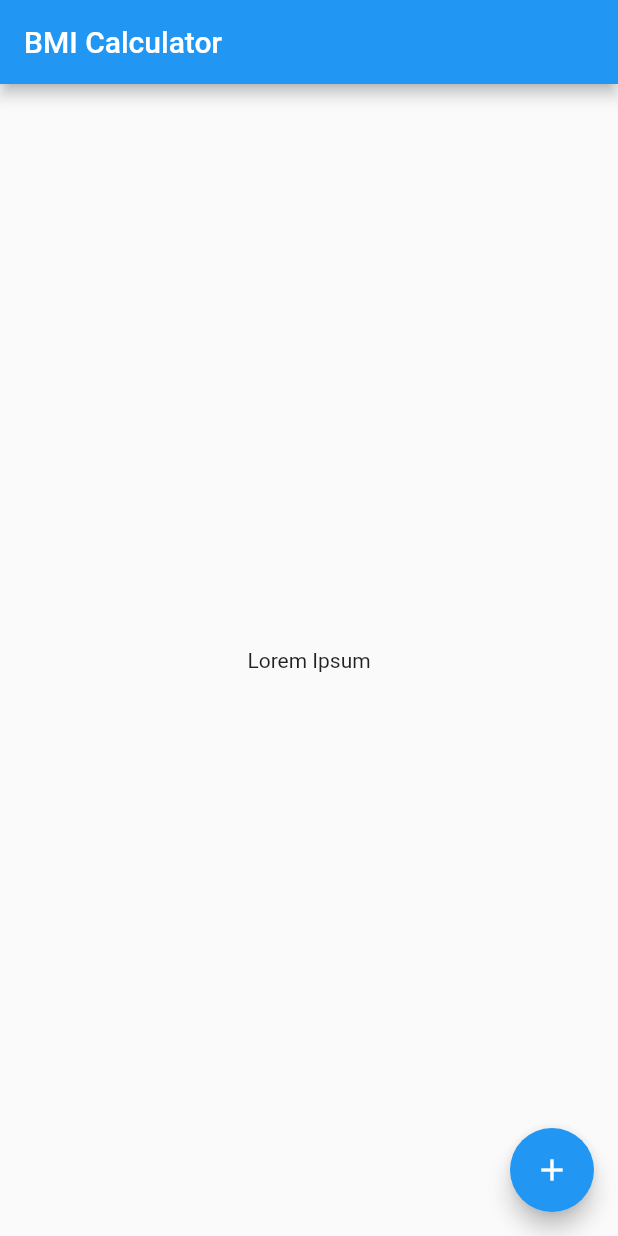
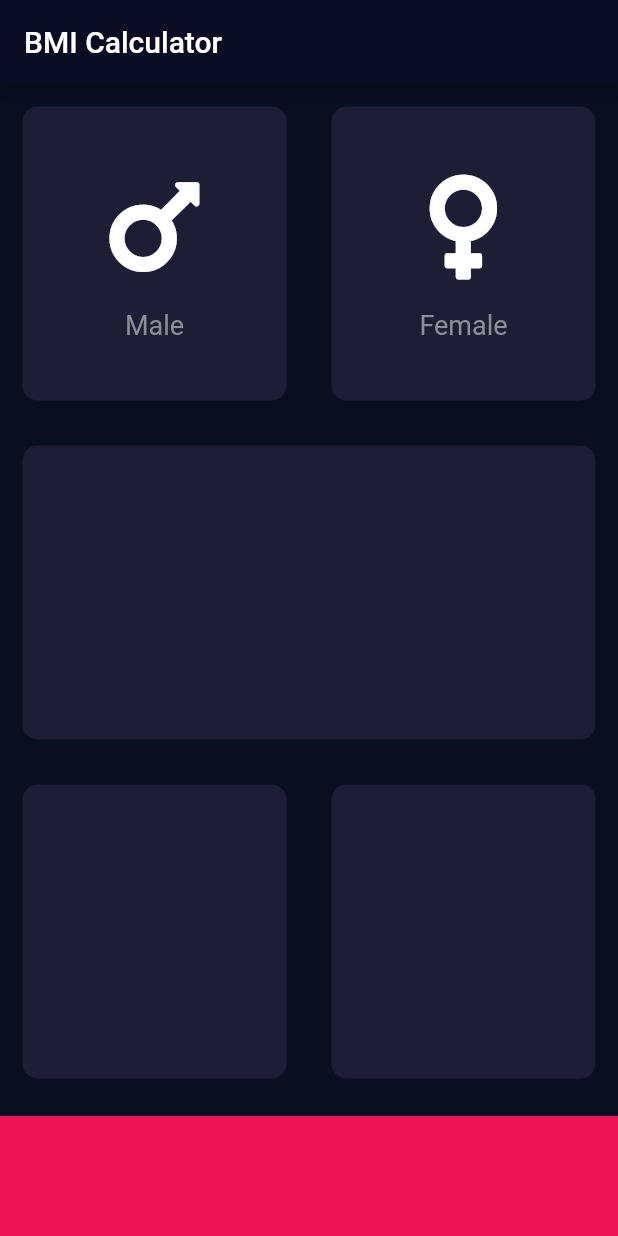
Before and after one commit to tmKamal/flutter-bmi-calculator, a Flutter app: the screen it shows after launch, on a phone screen of 412 x 824 dp. Run offline on Flutter 3.47's test engine with Material 2 defaults, Android fonts, the phone set to English and light mode, and no system bars; our stand-ins replace font_awesome_flutter.

```diff
--- /dev/null
+++ b/lib/input_page.dart
@@ -0,0 +1,78 @@
+import 'package:flutter/material.dart';
+import 'package:font_awesome_flutter/font_awesome_flutter.dart';
+import 'reusable_card.dart';
+import 'reusable_card_body.dart';
+
+const bottomContainerHeight = 80.0;
+const activeCardColor = Color(0xFF1D1E33);
+const bottomBtnPinkishColor = Color(0xFFEB1555);
+
+class InputPage extends StatefulWidget {
+  @override
+  _InputPageState createState() => _InputPageState();
+}
+
+class _InputPageState extends State<InputPage> {
+  @override
+  Widget build(BuildContext context) {
+    return Scaffold(
+      appBar: AppBar(
+        title: Text('BMI Calculator'),
+      ),
+      body: Column(
+        children: [
+          Expanded(
+            child: Row(
+              children: [
+                Expanded(
+                  child: ReusableCard(
+                    bgColour: activeCardColor,
+                    cardChild: ReusableCardBody(
+                      cardBodyIcon: FontAwesomeIcons.mars,
+                      cardBodyText: 'Male',
+                    ),
+                  ),
+                ),
+                Expanded(
+                  child: ReusableCard(
+                    bgColour: activeCardColor,
+                    cardChild: ReusableCardBody(
+                        cardBodyText: 'Female',
+                        cardBodyIcon: FontAwesomeIcons.venus),
+                  ),
+                ),
+              ],
+            ),
+          ),
+          Expanded(
+            child: ReusableCard(
+              bgColour: activeCardColor,
+            ),
+          ),
+          Expanded(
+            child: Row(
+              children: [
+                Expanded(
+                  child: ReusableCard(
+                    bgColour: activeCardColor,
+                  ),
+                ),
+                Expanded(
+                  child: ReusableCard(
+                    bgColour: activeCardColor,
+                  ),
+                )
+              ],
+            ),
+          ),
+          Container(
+            color: bottomBtnPinkishColor,
+            width: double.infinity,
+            height: 80.0,
+            margin: EdgeInsets.only(top: 10.0),
+          )
+        ],
+      ),
+    );
+  }
+}
--- a/lib/main.dart
+++ b/lib/main.dart
@@ -1,4 +1,5 @@
 import 'package:flutter/material.dart';
+import 'input_page.dart';
 
 void main() {
   runApp(BMICalculator());
@@ -8,29 +9,9 @@ class BMICalculator extends StatelessWidget {
   @override
   Widget build(BuildContext context) {
     return MaterialApp(
-      home: InputPage(),
-    );
+        home: InputPage(),
+        theme: ThemeData.dark().copyWith(
+            scaffoldBackgroundColor: Color(0xFF0A0E21),
+            primaryColor: Color(0xFF0A0D22)));
   }
 }
-
-class InputPage extends StatefulWidget {
-  @override
-  _InputPageState createState() => _InputPageState();
-}
-
-class _InputPageState extends State<InputPage> {
-  @override
-  Widget build(BuildContext context) {
-    return Scaffold(
-      appBar: AppBar(
-        title: Text('BMI Calculator'),
-      ),
-      body: Center(
-        child: Text('Lorem Ipsum'),
-      ),
-      floatingActionButton: FloatingActionButton(
-        child: Icon(Icons.add),
-      ),
-    );
-  }
-}
--- /dev/null
+++ b/lib/reusable_card.dart
@@ -0,0 +1,17 @@
+import 'package:flutter/material.dart';
+
+class ReusableCard extends StatelessWidget {
+  final Color bgColour;
+  final Widget cardChild;
+  ReusableCard({@required this.bgColour, this.cardChild}); //constructor
+
+  @override
+  Widget build(BuildContext context) {
+    return Container(
+      child: cardChild,
+      margin: EdgeInsets.all(15.0),
+      decoration: BoxDecoration(
+          color: bgColour, borderRadius: BorderRadius.circular(10.0)),
+    );
+  }
+}
--- /dev/null
+++ b/lib/reusable_card_body.dart
@@ -0,0 +1,29 @@
+import 'package:flutter/material.dart';
+
+const cardBodyTextColor = Color(0xFF8D8E98);
+
+class ReusableCardBody extends StatelessWidget {
+  final String cardBodyText;
+  final IconData cardBodyIcon;
+  ReusableCardBody({@required this.cardBodyText, @required this.cardBodyIcon});
+
+  @override
+  Widget build(BuildContext context) {
+    return Column(
+      mainAxisAlignment: MainAxisAlignment.center,
+      children: [
+        Icon(
+          cardBodyIcon,
+          size: 80.0,
+        ),
+        SizedBox(
+          height: 15.0,
+        ),
+        Text(
+          cardBodyText,
+          style: TextStyle(color: cardBodyTextColor, fontSize: 18.0),
+        )
+      ],
+    );
+  }
+}
--- a/pubspec.yaml
+++ b/pubspec.yaml
@@ -28,6 +28,7 @@ dependencies:
   # The following adds the Cupertino Icons font to your application.
   # Use with the CupertinoIcons class for iOS style icons.
   cupertino_icons: ^0.1.3
+  font_awesome_flutter: ^8.8.1
 
 dev_dependencies:
   flutter_test:
```
Also changed, not shown: pubspec.lock.
